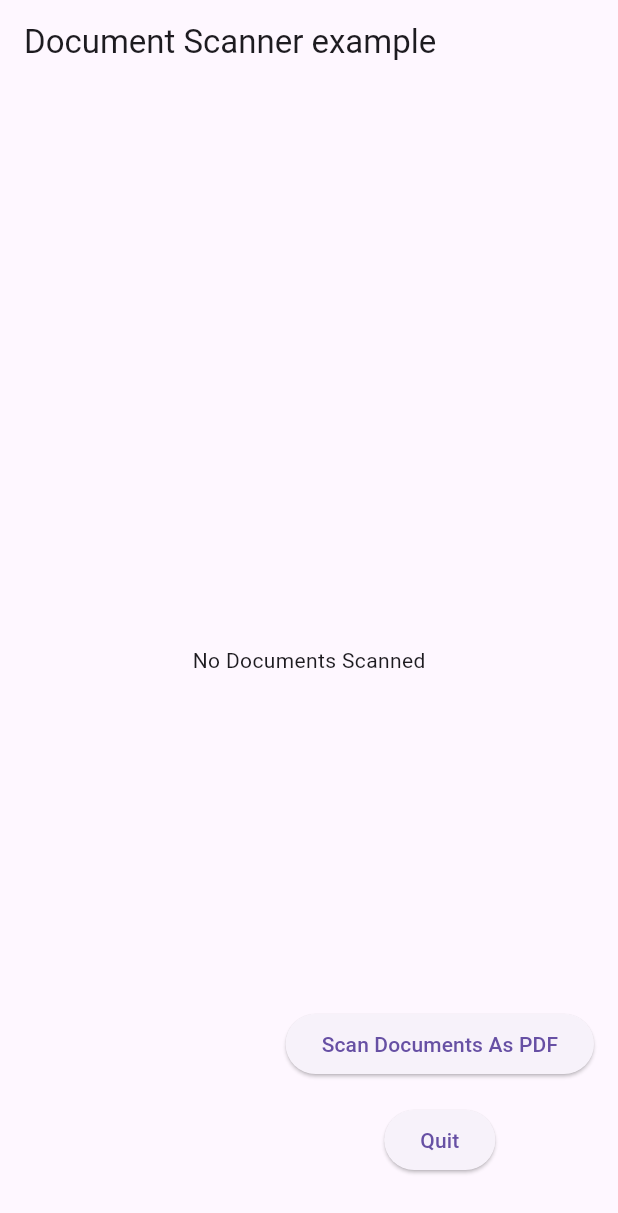
After one commit to Frogz9000/Computer-Vision-Crossword-Parser, a Flutter app: the HomeScreen screen opened by its route, after a tap on "Capture Crossword", on a phone screen of 412 x 824 dp. The commit adds this screen. Shown: the top 1213 px of the screen. Run offline on Flutter 3.47's test engine with Material 3 defaults, Android fonts, the phone set to English and light mode, and no system bars; our stand-ins replace tuple; missing offline and left inert: flutter_doc_scanner; generated files the repository leaves out were written again.

Commit message:
Added a document scanner library, needs some more tinkering to save pdf to device then pass it to CV parser

```diff
--- a/Flutter/crossword_app/lib/src/app.dart
+++ b/Flutter/crossword_app/lib/src/app.dart
@@ -2,8 +2,7 @@ import 'package:flutter/material.dart';
 import 'package:flutter_gen/gen_l10n/app_localizations.dart';
 import 'package:flutter_localizations/flutter_localizations.dart';
 import 'screens/home_screen.dart';
-import 'screens/load_crossword_screen.dart';
-import 'screens/play_crossword_screen.dart';
+import 'screens/screencaller.dart';
 
 import 'sample_settings/settings_controller.dart';
 
@@ -73,6 +72,8 @@ class MyApp extends StatelessWidget {
                     return const LoadScreen();
                   case PlayScreen.routeName:
                     return const PlayScreen();
+                  case CameraScreen.routeName:
+                    return CameraScreen();
                   default:
                     return const HomeScreen();
 
--- /dev/null
+++ b/Flutter/crossword_app/lib/src/screens/camera_screen.dart
@@ -0,0 +1,84 @@
+import 'package:flutter/material.dart';
+import 'package:flutter/services.dart';
+import 'home_screen.dart';
+import 'package:flutter_doc_scanner/flutter_doc_scanner.dart';
+//https://pub.dev/packages/flutter_doc_scanner
+//https://pub.dev/documentation/path_provider/latest/path_provider/getApplicationDocumentsDirectory.html
+
+class CameraScreen extends StatefulWidget {
+  CameraScreen({Key? key}) : super(key: key);
+  static const routeName = '/camera';
+
+  @override
+  State<CameraScreen> createState() => _CammeraScreenState();
+}
+
+class _CammeraScreenState extends State<CameraScreen> {
+  dynamic _scannedDocuments;
+
+  Future<void> scanDocumentAsPdf() async {
+    dynamic scannedDocuments;
+    try {
+      scannedDocuments =
+          await FlutterDocScanner().getScannedDocumentAsPdf(page: 4) ??
+              'Unknown platform documents';
+    } on PlatformException {
+      scannedDocuments = 'Failed to get scanned documents.';
+    }
+    print(scannedDocuments.toString());
+    if (!mounted) return;
+    setState(() {
+      _scannedDocuments = scannedDocuments;
+    });
+  }
+
+  @override
+  Widget build(BuildContext context) {
+    return MaterialApp(
+      title: 'Document Scanner Example',
+      home: Scaffold(
+        appBar: AppBar(
+          title: const Text('Document Scanner example'),
+        ),
+        body: Center(
+          child: SingleChildScrollView(
+            child: Column(
+              mainAxisAlignment: MainAxisAlignment.center,
+              children: [
+                _scannedDocuments != null
+                    ? Text(_scannedDocuments.toString())
+                    : const Text("No Documents Scanned"),
+              ],
+            ),
+          ),
+        ),
+        floatingActionButton: Padding(
+          padding: const EdgeInsets.only(bottom: 16.0),
+          child: Column(
+            mainAxisAlignment: MainAxisAlignment.end,
+            children: [
+              Padding(
+                padding: const EdgeInsets.symmetric(vertical: 8.0),
+                child: ElevatedButton(
+                  onPressed: () {
+                    scanDocumentAsPdf();
+                  },
+                  child: const Text("Scan Documents As PDF"),
+                ),
+              ),
+              Padding(
+                padding: const EdgeInsets.symmetric(vertical: 8.0),
+                child: ElevatedButton(
+                  onPressed: () {
+                    Navigator.push(context, MaterialPageRoute(builder: (context) => HomeScreen()));
+                  },
+                  child: const Text("Quit"),
+                ),
+              ),
+            ],
+          ),
+        ),
+      ),
+    );
+  }
+}
--- a/Flutter/crossword_app/lib/src/screens/home_screen.dart
+++ b/Flutter/crossword_app/lib/src/screens/home_screen.dart
@@ -1,4 +1,5 @@
-import 'package:crossword_app/src/Screens/load_crossword_screen.dart';
+import 'camera_screen.dart';
+import 'load_crossword_screen.dart';
 import 'package:flutter/material.dart';
 
 class HomeScreen extends StatelessWidget {
@@ -18,7 +19,10 @@ class HomeScreen extends StatelessWidget {
         const Text('Temp Home Page'),
         TextButton(onPressed: () {
           Navigator.push(context, MaterialPageRoute(builder: (context) => LoadScreen()));
-        }, child: const Text("Load"))
+        }, child: const Text("Load")),
+        TextButton(onPressed: () {
+          Navigator.push(context, MaterialPageRoute(builder: (context) => CameraScreen()));
+        }, child: const Text("Capture Crossword"))
         ],
       ),
     );
--- a/Flutter/crossword_app/lib/src/screens/play_crossword_screen.dart
+++ b/Flutter/crossword_app/lib/src/screens/play_crossword_screen.dart
@@ -1,4 +1,4 @@
-import 'package:crossword_app/src/screens/load_crossword_screen.dart';
+import 'load_crossword_screen.dart';
 import 'package:flutter/material.dart';
 
 class PlayScreen extends StatelessWidget {
--- /dev/null
+++ b/Flutter/crossword_app/lib/src/screens/screencaller.dart
@@ -0,0 +1,3 @@
+export 'load_crossword_screen.dart';
+export 'play_crossword_screen.dart';
+export 'camera_screen.dart';
--- a/Flutter/crossword_app/pubspec.yaml
+++ b/Flutter/crossword_app/pubspec.yaml
@@ -12,6 +12,7 @@ environment:
 dependencies:
   flutter:
     sdk: flutter
+  flutter_doc_scanner: ^0.0.16
   flutter_localizations:
     sdk: flutter
   tuple: ^2.0.2
```
Also changed, not shown: Flutter/crossword_app/lib/src/screens/load_crossword_screen.dart (+6 -2 lines), Flutter/crossword_app/pubspec.lock, 6 other files.
